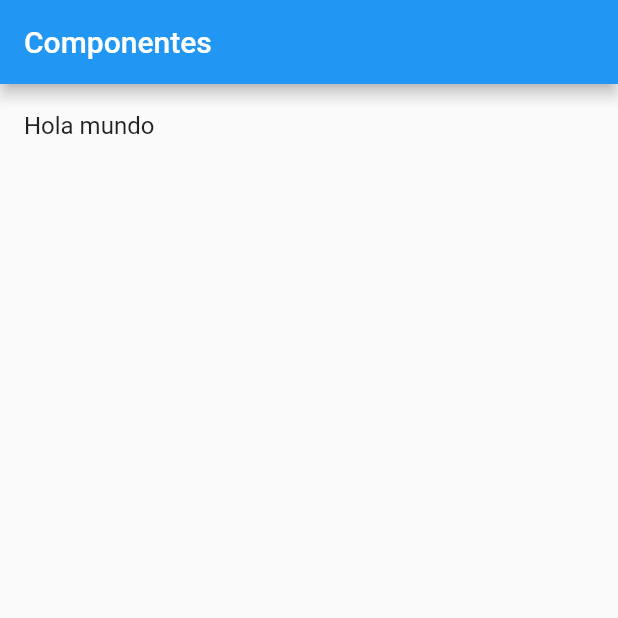
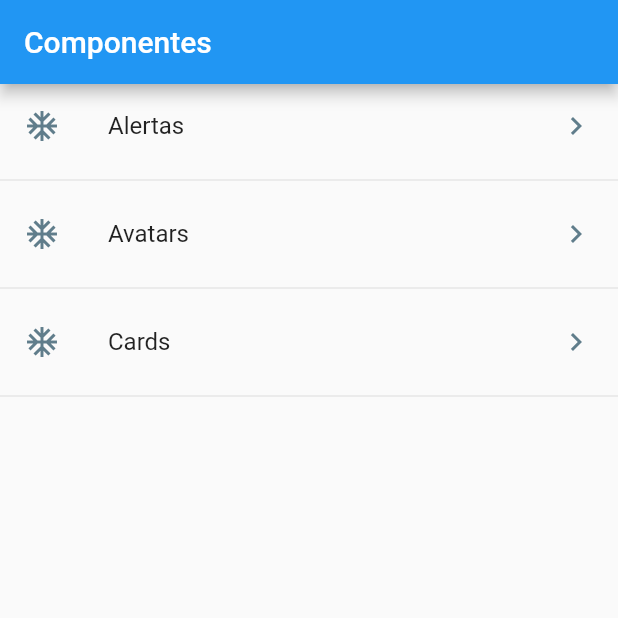
Before and after one commit to gmorklla/flutter1, a Flutter app: the screen it shows after launch, on a phone screen of 412 x 824 dp, the top half of it. Run offline on Flutter 3.47's test engine with Material 2 defaults, Android fonts, the phone set to English and light mode, and no system bars.

```diff
--- a/lib/src/pages/home_page.dart
+++ b/lib/src/pages/home_page.dart
@@ -1,4 +1,6 @@
 import 'package:flutter/material.dart';
+
+import 'package:app1/src/providers/menu_provider.dart';
 
 class HomePage extends StatelessWidget {
   @override
@@ -11,16 +13,31 @@ class HomePage extends StatelessWidget {
   }
 
   Widget _lista() {
-    return ListView(
-      children: _crearItems(),
+    return FutureBuilder(
+      future: menuProvider.cargarData(),
+      initialData: [],
+      builder: (context, AsyncSnapshot<List<dynamic>> snapshot) {
+        return ListView(
+          children: _crearItems(snapshot.data),
+        );
+      },
     );
   }
 
-  List<Widget> _crearItems() {
-    return [
-      ListTile(
-        title: Text('Hola mundo'),
-      )
-    ];
+  List<Widget> _crearItems(List<dynamic> data) {
+    final List<Widget> opciones = [];
+    data.forEach((opt) {
+      final wTemp = ListTile(
+        title: Text(opt['texto']),
+        leading: Icon(
+          Icons.ac_unit,
+          color: Colors.blueGrey,
+        ),
+        trailing: Icon(Icons.keyboard_arrow_right, color: Colors.blueGrey),
+        onTap: () {},
+      );
+      opciones..add(wTemp)..add(Divider());
+    });
+    return opciones;
   }
 }
--- a/pubspec.yaml
+++ b/pubspec.yaml
@@ -39,8 +39,8 @@ flutter:
   # the material Icons class.
   uses-material-design: true
   # To add assets to your application, add an assets section, like this:
-  # assets:
-  #  - images/a_dot_burr.jpeg
+  assets:
+    - data/menu.json
   #  - images/a_dot_ham.jpeg
   # An image asset can refer to one or more resolution-specific "variants", see
   # https://flutter.dev/assets-and-images/#resolution-aware.
```
Also changed, not shown: lib/src/providers/menu_provider.dart (added, +17 -0 lines), pubspec.lock.
